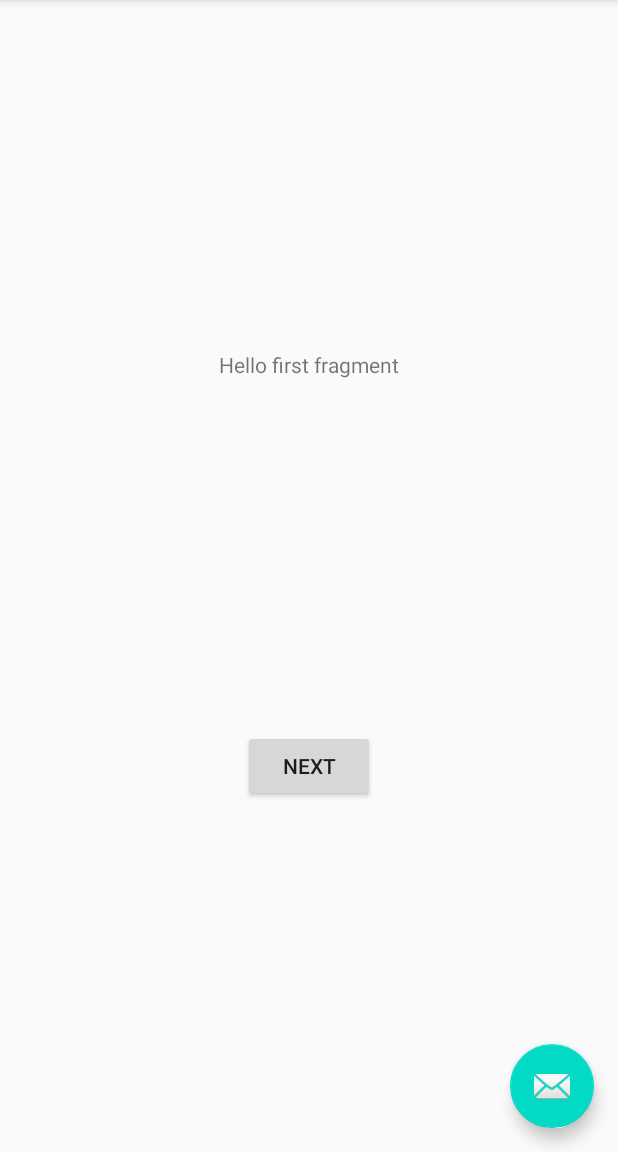
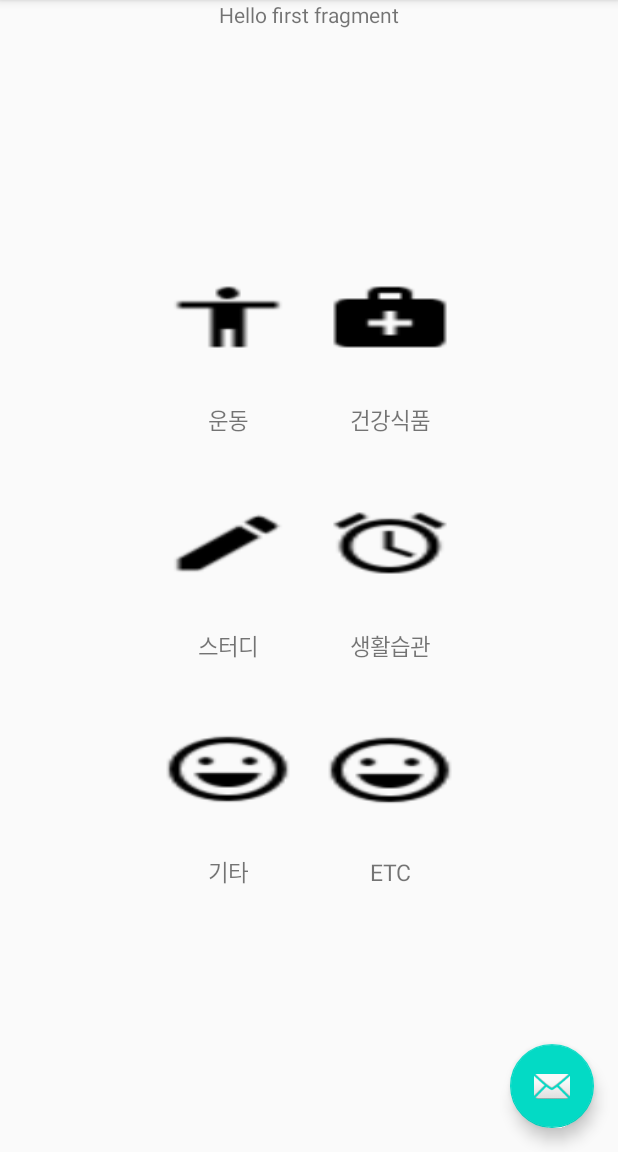
Before and after one commit to camuHan/SelfLevelUp, an Android app: the screen it shows after launch (MainActivity), on a phone screen of 412 x 824 dp, the part 84-1236 px from its top. Run offline under Robolectric (Android 15) with nearby library versions, the phone set to English and light mode, and no system bars.

Commit message:
basic grid RecyclerView set!

```diff
--- a/SelfLevelUp/app/src/main/java/com/cason/selflevelup/FirstFragment.java
+++ b/SelfLevelUp/app/src/main/java/com/cason/selflevelup/FirstFragment.java
@@ -1,34 +1,109 @@
 package com.cason.selflevelup;
 
+import android.animation.Animator;
+import android.animation.ObjectAnimator;
 import android.os.Bundle;
+import android.util.Log;
 import android.view.LayoutInflater;
 import android.view.View;
 import android.view.ViewGroup;
+import android.widget.Button;
 
 import androidx.annotation.NonNull;
+import androidx.annotation.Nullable;
 import androidx.fragment.app.Fragment;
 import androidx.navigation.fragment.NavHostFragment;
+import androidx.recyclerview.widget.GridLayoutManager;
+import androidx.recyclerview.widget.RecyclerView;
+
+import java.util.ArrayList;
 
 public class FirstFragment extends Fragment {
+    String mTag = "HSH";
+    Button mBtnTest;
+
+    private RecyclerView mMainCategoryGridRecyclerView;
+    private RecyclerView.LayoutManager mMainCategoryLayoutManager;
+    private MainCategoryAdapter mMainCategoryAdapter;
 
     @Override
-    public View onCreateView(
-            LayoutInflater inflater, ViewGroup container,
-            Bundle savedInstanceState
-    ) {
+    public View onCreateView(LayoutInflater inflater, ViewGroup container, Bundle savedInstanceState) {
+        Log.e(mTag, "onCreateView");
         // Inflate the layout for this fragment
         return inflater.inflate(R.layout.fragment_first, container, false);
     }
 
     public void onViewCreated(@NonNull View view, Bundle savedInstanceState) {
         super.onViewCreated(view, savedInstanceState);
-
+        Log.e(mTag, "onViewCreated");
+        mBtnTest = view.findViewById(R.id.button_first);
         view.findViewById(R.id.button_first).setOnClickListener(new View.OnClickListener() {
             @Override
             public void onClick(View view) {
+                Bundle bundle = new Bundle();
+                bundle.putInt("test1", 1);
+                bundle.putString("test2", "success");
+                bundle.putBoolean("test3", true);
                 NavHostFragment.findNavController(FirstFragment.this)
-                        .navigate(R.id.action_FirstFragment_to_SecondFragment);
+                        .navigate(R.id.action_FirstFragment_to_SecondFragment, bundle);
             }
         });
+
+        mMainCategoryGridRecyclerView = (RecyclerView) view.findViewById(R.id.main_category);
+        mMainCategoryLayoutManager = new GridLayoutManager(getContext(), 2);
+//        ViewGroup.LayoutParams layoutParams = mMainCategoryGridRecyclerView.getLayoutParams();
+//        layoutParams.width = ViewGroup.LayoutParams.WRAP_CONTENT;
+//        mMainCategoryGridRecyclerView.setLayoutParams(layoutParams);
+        mMainCategoryGridRecyclerView.addItemDecoration(new MainCatDecoration(getContext()));
+        mMainCategoryGridRecyclerView.setLayoutManager(mMainCategoryLayoutManager);
+
+//        mAlbumAdapter = new AlbumAdapter(mContext, getAlbumList());
+//        mAlbumAdapter.setOnItemClickListener(this);
+        mMainCategoryAdapter = new MainCategoryAdapter(getContext(), getCategoryImageList(), getCategoryTitleList());
+        mMainCategoryGridRecyclerView.setAdapter(mMainCategoryAdapter);
+    }
+
+    private ArrayList<Integer> getCategoryImageList(){
+        ArrayList<Integer> arrList = new ArrayList<>();
+        arrList.add(R.drawable.baseline_accessibility_black_18dp);
+        arrList.add(R.drawable.baseline_medical_services_black_18dp);
+        arrList.add(R.drawable.baseline_create_black_18dp);
+        arrList.add(R.drawable.baseline_alarm_black_18dp);
+        arrList.add(R.drawable.baseline_insert_emoticon_black_18dp);
+        arrList.add(R.drawable.baseline_insert_emoticon_black_18dp);
+        return arrList;
+    }
+
+    private ArrayList<String> getCategoryTitleList(){
+        ArrayList<String> arrList = new ArrayList<>();
+        arrList.add("운동");
+        arrList.add("건강식품");
+        arrList.add("스터디");
+        arrList.add("생활습관");
+        arrList.add("기타");
+        arrList.add("ETC");
+        return arrList;
+    }
+
+    @Override
+    public void onCreate(@Nullable Bundle savedInstanceState) {
+        super.onCreate(savedInstanceState);
+        Log.e(mTag, "onCreate");
+    }
+
+    @Override
+    public void onActivityCreated(@Nullable Bundle savedInstanceState) {
+        super.onActivityCreated(savedInstanceState);
+        Log.e(mTag, "onActivityCreated");
+    }
+
+    @Nullable
+    @Override
+    public Animator onCreateAnimator(int transit, boolean enter, int nextAnim) {
+        Log.e(mTag, "onCreateAnimator");
+//        ObjectAnimator animation = ObjectAnimator.ofFloat(mBtnTest, "translationY", 100f);
+//        animation.setDuration(1000);
+//        animation.start();
+        return super.onCreateAnimator(transit, enter, nextAnim);
     }
 }
--- /dev/null
+++ b/SelfLevelUp/app/src/main/java/com/cason/selflevelup/MainCatDecoration.java
@@ -0,0 +1,41 @@
+package com.cason.selflevelup;
+
+import android.content.Context;
+import android.graphics.Rect;
+import android.util.TypedValue;
+import android.view.View;
+
+import androidx.recyclerview.widget.RecyclerView;
+
+public class MainCatDecoration extends RecyclerView.ItemDecoration {
+    private int spanCount;
+    private int spacing;
+    private int outerMargin;
+
+    public MainCatDecoration(Context context) {
+        spanCount = 2;
+        spacing = (int) TypedValue.applyDimension(TypedValue.COMPLEX_UNIT_DIP,
+                20, context.getResources().getDisplayMetrics());
+        outerMargin = (int) TypedValue.applyDimension(TypedValue.COMPLEX_UNIT_DIP,
+                30, context.getResources().getDisplayMetrics());
+    }
+
+
+
+    @Override
+    public void getItemOffsets(Rect outRect, View view, RecyclerView parent, RecyclerView.State state) {
+        int maxCount = parent.getAdapter().getItemCount();
+        int position = parent.getChildAdapterPosition(view);
+        int column = position % spanCount;
+        int row = position / spanCount;
+        int lastRow = (maxCount - 1) / spanCount;
+
+        outRect.left = column * spacing / spanCount;
+        outRect.right = spacing - (column + 1) * spacing / spanCount;
+        outRect.top = spacing * 2;
+
+        if (row == lastRow) {
+            outRect.bottom = outerMargin;
+        }
+    }
+}
--- /dev/null
+++ b/SelfLevelUp/app/src/main/java/com/cason/selflevelup/MainCategoryAdapter.java
@@ -0,0 +1,82 @@
+package com.cason.selflevelup;
+
+import android.animation.AnimatorSet;
+import android.animation.ObjectAnimator;
+import android.animation.ValueAnimator;
+import android.content.Context;
+import android.os.Handler;
+import android.view.LayoutInflater;
+import android.view.View;
+import android.view.ViewGroup;
+import android.widget.AdapterView;
+import android.widget.Button;
+import android.widget.TextView;
+
+import androidx.annotation.NonNull;
+import androidx.recyclerview.widget.RecyclerView;
+
+import java.util.ArrayList;
+
+public class MainCategoryAdapter extends RecyclerView.Adapter<MainCategoryAdapter.MainCategoryViewHolder> {
+    private Context mContext;
+
+//    private ArrayList<AlbumVO> list_album;
+    private ArrayList<Integer> mCatImageResId;
+    private ArrayList<String> mCatStringResId;
+
+    public AdapterView.OnItemClickListener mOnItemClickListener = null;
+
+    public class MainCategoryViewHolder extends RecyclerView.ViewHolder {
+        private Button mBtnCategory;
+        private TextView mTbCategory;
+
+        public MainCategoryViewHolder(View convertView) {
+            super(convertView);
+            mBtnCategory = convertView.findViewById(R.id.main_category_button);
+            mTbCategory = convertView.findViewById(R.id.main_category_text);
+        }
+    }
+
+    public MainCategoryAdapter(Context ctx, ArrayList<Integer> imageList, ArrayList<String> titleList){
+        mContext = ctx;
+        mCatImageResId = imageList;
+        mCatStringResId = titleList;
+    }
+
+    @NonNull
+    @Override
+    public MainCategoryViewHolder onCreateViewHolder(@NonNull ViewGroup parent, int viewType) {
+        View convertView = LayoutInflater.from(mContext).inflate(R.layout.main_category_item, parent, false);
+        return new MainCategoryViewHolder(convertView);
+    }
+
+    @Override
+    public void onBindViewHolder(@NonNull MainCategoryViewHolder holder, int position) {
+        holder.mBtnCategory.setBackgroundResource(mCatImageResId.get(position));
+        holder.mTbCategory.setText(mCatStringResId.get(position));
+        holder.mTbCategory.setTextSize(15);
+
+        ObjectAnimator animation = ObjectAnimator.ofFloat(holder.mBtnCategory, "alpha", 0f, 1f);
+        animation.setDuration(1000);
+        animation.start();
+
+        ObjectAnimator animation2 = ObjectAnimator.ofFloat(holder.mTbCategory, "translationY", 50f);
+        animation2.setDuration(700);
+        animation2.start();
+
+
+//        AnimatorSet bouncer = new AnimatorSet();
+//        bouncer.play(bounceAnim).before(squashAnim1);
+//        bouncer.play(squashAnim1).with(squashAnim2);
+//        ValueAnimator fadeAnim = ObjectAnimator.ofFloat(newBall, "alpha", 1f, 0f);
+//        fadeAnim.setDuration(250);
+//        AnimatorSet animatorSet = new AnimatorSet();
+//        animatorSet.play(bouncer).before(fadeAnim);
+//        animatorSet.start();
+    }
+
+    @Override
+    public int getItemCount() {
+        return mCatImageResId.size();
+    }
+}
--- a/SelfLevelUp/app/src/main/java/com/cason/selflevelup/SecondFragment.java
+++ b/SelfLevelUp/app/src/main/java/com/cason/selflevelup/SecondFragment.java
@@ -1,6 +1,7 @@
 package com.cason.selflevelup;
 
 import android.os.Bundle;
+import android.util.Log;
 import android.view.LayoutInflater;
 import android.view.View;
 import android.view.ViewGroup;
@@ -30,5 +31,12 @@ public class SecondFragment extends Fragment {
                         .navigate(R.id.action_SecondFragment_to_FirstFragment);
             }
         });
+
+        Bundle bundle = new Bundle();
+        int test1 = getArguments().getInt("test1");
+        String test2 = getArguments().getString("test2");
+        boolean test3 = getArguments().getBoolean("test3", false);
+
+        Log.e("test", "test1 = " + test1 + " test2 = " + test2 + " test3 " + test3);
     }
 }
--- a/SelfLevelUp/app/src/main/res/layout/fragment_first.xml
+++ b/SelfLevelUp/app/src/main/res/layout/fragment_first.xml
@@ -21,8 +21,19 @@
         android:layout_width="wrap_content"
         android:layout_height="wrap_content"
         android:text="@string/next"
+        app:layout_constraintEnd_toEndOf="parent"
+        app:layout_constraintStart_toStartOf="parent"
+        app:layout_constraintTop_toBottomOf="@id/textview_first"
+        android:visibility="gone"/>
+
+    <androidx.recyclerview.widget.RecyclerView
+        android:id="@+id/main_category"
+        android:layout_width="wrap_content"
+        android:layout_height="wrap_content"
+        android:layout_gravity="center_horizontal"
+        android:layout_marginTop="8dp"
         app:layout_constraintBottom_toBottomOf="parent"
         app:layout_constraintEnd_toEndOf="parent"
         app:layout_constraintStart_toStartOf="parent"
-        app:layout_constraintTop_toBottomOf="@id/textview_first" />
+        app:layout_constraintTop_toTopOf="parent" />
 </androidx.constraintlayout.widget.ConstraintLayout>
--- /dev/null
+++ b/SelfLevelUp/app/src/main/res/layout/main_category_item.xml
@@ -0,0 +1,28 @@
+<?xml version="1.0" encoding="utf-8"?>
+<androidx.constraintlayout.widget.ConstraintLayout xmlns:android="http://schemas.android.com/apk/res/android"
+    android:layout_width="wrap_content"
+    android:layout_height="wrap_content"
+    xmlns:app="http://schemas.android.com/apk/res-auto">
+
+    <Button
+        android:id="@+id/main_category_button"
+        android:layout_width="wrap_content"
+        android:layout_height="wrap_content"
+        android:background="@drawable/ic_launcher_background"
+        app:layout_constraintTop_toTopOf="parent"
+        app:layout_constraintBottom_toTopOf="@id/main_category_text"
+        app:layout_constraintStart_toStartOf="parent"
+        app:layout_constraintEnd_toEndOf="parent" />
+
+    <TextView
+        android:id="@+id/main_category_text"
+        android:layout_width="wrap_content"
+        android:layout_height="wrap_content"
+        android:layout_marginBottom="40dp"
+        app:layout_constraintTop_toBottomOf="@id/main_category_button"
+        app:layout_constraintBottom_toBottomOf="parent"
+        app:layout_constraintStart_toStartOf="parent"
+        app:layout_constraintEnd_toEndOf="parent" />
+
+
+</androidx.constraintlayout.widget.ConstraintLayout>
```
Also changed, not shown: SelfLevelUp/app/src/main/res/drawable-v24/baseline_accessibility_black_18dp.png (added), SelfLevelUp/app/src/main/res/drawable-v24/baseline_alarm_black_18dp.png (added), SelfLevelUp/app/src/main/res/drawable-v24/baseline_create_black_18dp.png (added), SelfLevelUp/app/src/main/res/drawable-v24/baseline_insert_emoticon_black_18dp.png (added), SelfLevelUp/app/src/main/res/drawable-v24/baseline_medical_services_black_18dp.png (added).
